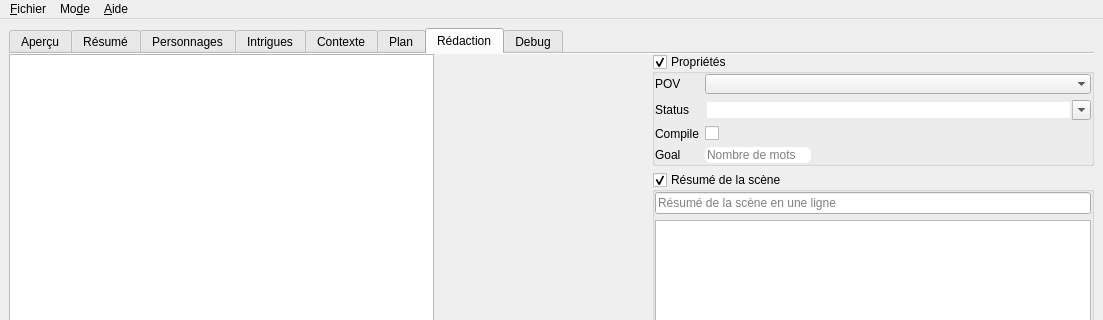
The window that src/ui/mainWindow.ui (olivierkes/manuskript) describes before a commit, drawn with Qt 5; both pictures show x 0 to 1103 and y 0 to 320 of the 1103 by 809 pixel window.
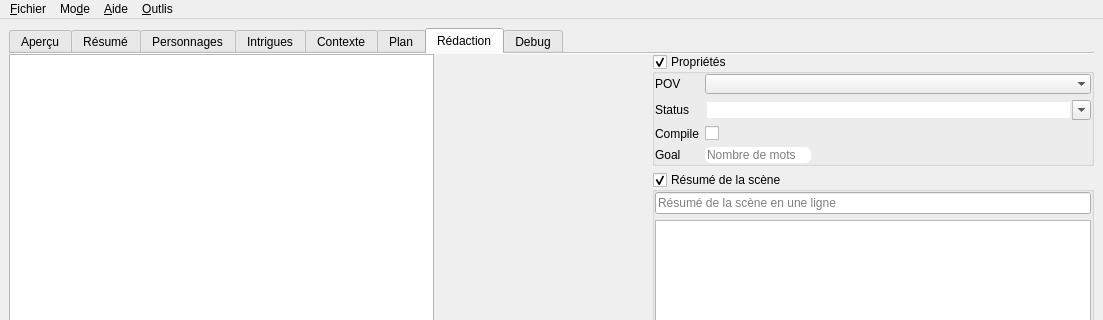
The same window after the commit. Icons and pictures are not drawn. Custom widgets are drawn as their Qt base class.

```diff
--- a/src/ui/mainWindow.ui
+++ b/src/ui/mainWindow.ui
@@ -2046,9 +2046,16 @@
     </property>
     <addaction name="actShowHelp"/>
    </widget>
+   <widget class="QMenu" name="menuTools">
+    <property name="title">
+     <string>&amp;Outlis</string>
+    </property>
+    <addaction name="actSpellcheck"/>
+   </widget>
    <addaction name="menu_Fichier"/>
    <addaction name="menuMode"/>
    <addaction name="menu_Aide"/>
+   <addaction name="menuTools"/>
   </widget>
   <widget class="QStatusBar" name="statusbar"/>
   <action name="actionOuvrir">
```
Left out of the diff: 22 changed lines with no effect on the pictures.
